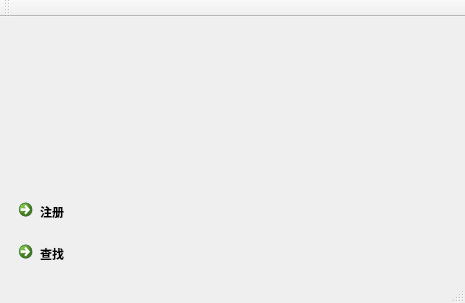
fzzjoy/SqlliteDemo, file mainwindow.ui: the form before one commit.
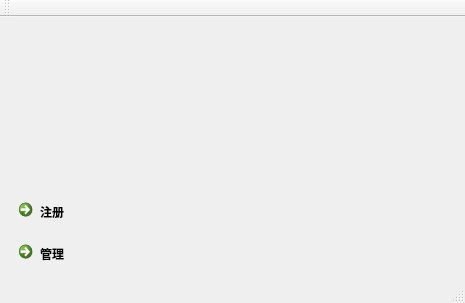
The form after the commit. Custom widgets are drawn as their Qt base class.

Commit message: 完善数据库管理,支持查找/编辑/删除

Diff of the .ui file:
```diff
--- a/mainwindow.ui
+++ b/mainwindow.ui
@@ -49,7 +49,7 @@
         <item>
          <widget class="QCommandLinkButton" name="searchCmdLinkButton">
           <property name="text">
-           <string>查找</string>
+           <string>管理</string>
           </property>
          </widget>
         </item>
```
The commit also changes 5 other files.
